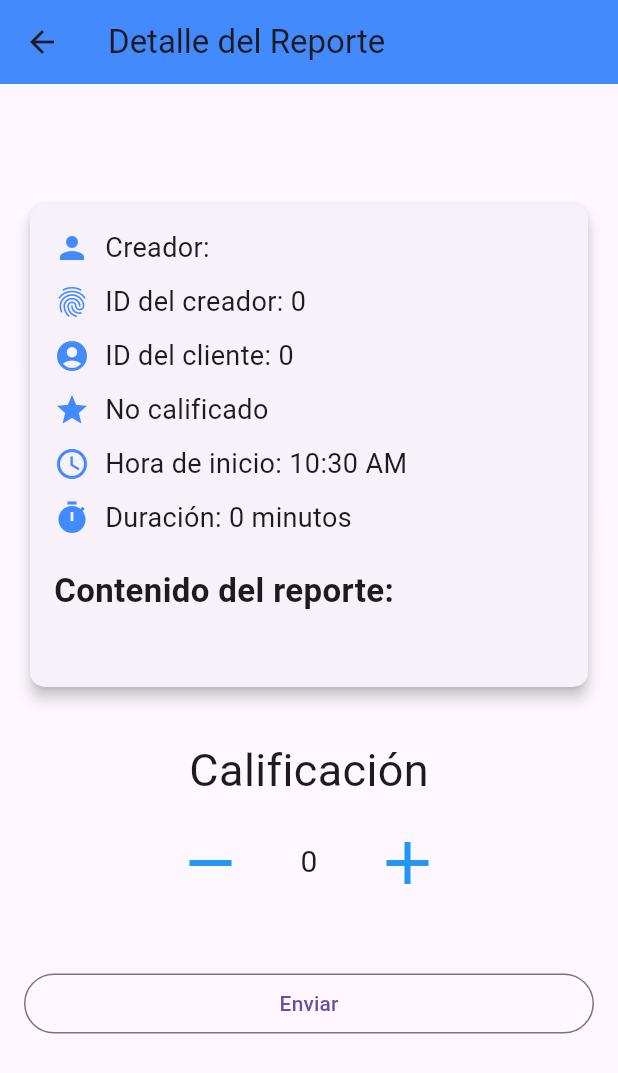
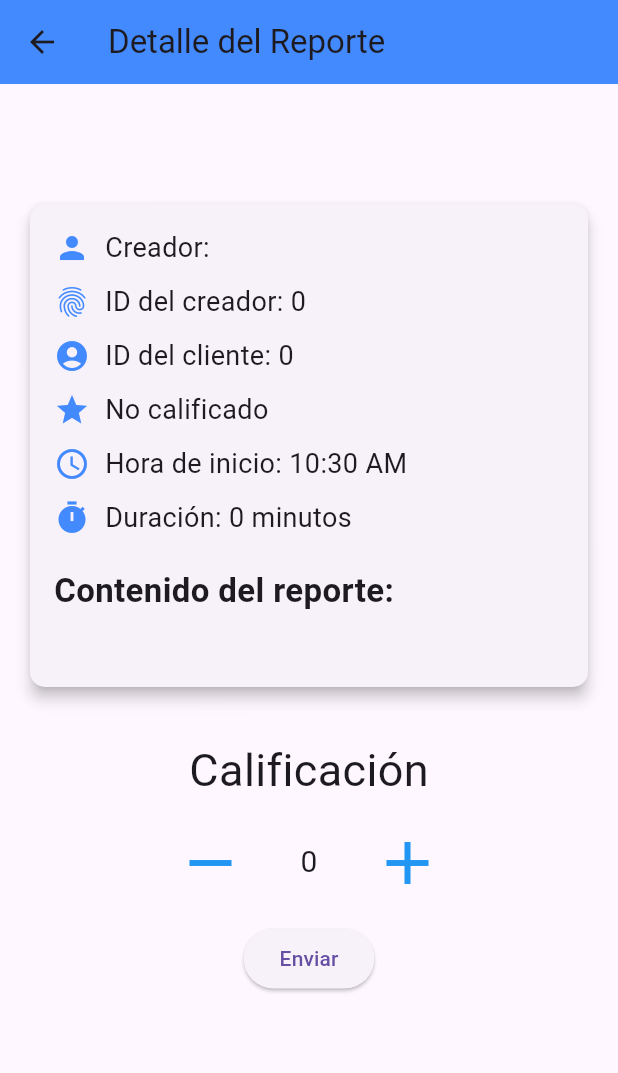
Before and after one commit to Sazumo203/Proyecto_En_Clase_Movil, a Flutter app: the ReporteViewUc screen opened directly with empty values, on a phone screen of 412 x 824 dp. Shown: the top 1073 px of the screen. Run offline on Flutter 3.47's test engine with Material 3 defaults, Android fonts, the phone set to English and light mode, and no system bars; our stand-ins replace get; missing offline and left inert: dart:html.

Commit message:
arreglos sugeridos por el profesor

```diff
--- a/proyecto_1/lib/ui/pages/controllers/login_controller.dart
+++ b/proyecto_1/lib/ui/pages/controllers/login_controller.dart
@@ -1,6 +1,5 @@
 import 'package:get/get.dart';
 import 'package:proyecto_1/domain/models/Usuarios.dart';
-import 'package:proyecto_1/ui/pages/controllers/Report_controller.dart';
 import 'package:proyecto_1/ui/pages/controllers/User_controller.dart';
 
 class LoginController extends GetxController {
--- a/proyecto_1/lib/ui/pages/pages/login.dart
+++ b/proyecto_1/lib/ui/pages/pages/login.dart
@@ -1,8 +1,8 @@
 import 'package:flutter/material.dart';
 import 'package:get/get.dart';
 import 'package:proyecto_1/ui/pages/controllers/login_controller.dart';
-import 'package:proyecto_1/ui/pages/pages/main_uc.dart';
 import 'package:proyecto_1/ui/pages/pages/report_list.dart';
+import 'package:proyecto_1/ui/pages/pages/report_list_uc.dart';
 
 class LoginScreen extends StatefulWidget {
   const LoginScreen({super.key});
@@ -78,8 +78,8 @@ class _LoginScreenState extends State<LoginScreen> {
                         if (await loginController.login(
                             _emailController.text, _passwordController.text)) {
                           if (loginController.rol == "uc") {
-                            Get.offAll(const MainUcScreen(
-                              key: Key('MainUcScreen'),
+                            Get.offAll(const ReportListUc(
+                              key: Key('ReportListUc'),
                             ));
                           } else if (loginController.rol == "us") {
                             Get.offAll(const Reportlist(
--- a/proyecto_1/lib/ui/pages/pages/main_uc.dart
+++ b/proyecto_1/lib/ui/pages/pages/main_uc.dart
@@ -22,7 +22,8 @@ class _MainUcScreenState extends State<MainUcScreen> {
   Widget build(BuildContext context) {
     return Scaffold(
       resizeToAvoidBottomInset: false,
-      appBar: AppBar(title: const Text("Bienvenido, Administrador"), actions: [
+      appBar: AppBar(title: const Text("Bienvenido, Administrador"),
+      actions: [
         IconButton(
             icon: const Icon(Icons.exit_to_app),
             onPressed: () {
--- a/proyecto_1/lib/ui/pages/pages/users_list_uc.dart
+++ b/proyecto_1/lib/ui/pages/pages/users_list_uc.dart
@@ -17,7 +17,7 @@ class _UsersListUc extends State<UsersListUc> {
   @override
   Widget build(BuildContext context) {
     return Scaffold(
-      appBar: AppBar(title: const Text("Usuarios"), actions: const []),
+      appBar: AppBar(title: const Text("Trabajadores"), actions: const []),
       body: Center(child: _getXlistView()),
       floatingActionButton: FloatingActionButton(
         onPressed: () async {
--- a/proyecto_1/lib/ui/pages/pages/view_report_uc.dart
+++ b/proyecto_1/lib/ui/pages/pages/view_report_uc.dart
@@ -12,8 +12,6 @@ class ReporteViewUc extends StatelessWidget {
     ReportController reportController = Get.find();
     reportController.upCal(0);
 
-
-
     return Scaffold(
       appBar: AppBar(
         title: const Text('Detalle del Reporte'),
@@ -22,6 +20,7 @@ class ReporteViewUc extends StatelessWidget {
       body: Padding(
         padding: const EdgeInsets.all(16.0),
         child: ListView(
+          shrinkWrap: true,
           // Usamos ListView para permitir desplazamiento si hay mucho contenido
           children: [
             Center(
@@ -164,7 +163,8 @@ class ReporteViewUc extends StatelessWidget {
                 const SizedBox(
                   width: 20,
                 ),
-                Obx(() => Text('${reportController.calificacion}', style: const TextStyle(fontSize: 20))),
+                Obx(() => Text('${reportController.calificacion}',
+                    style: const TextStyle(fontSize: 20))),
                 const SizedBox(
                   width: 20,
                 ),
@@ -184,15 +184,23 @@ class ReporteViewUc extends StatelessWidget {
                 )
               ],
             ),
-            const SizedBox(
-              height: 30,
-            ),
-            OutlinedButton(
-                onPressed: () {
-                  reportController.updateReport(reporte);
-                  Get.back();
-                },
-                child: const Text("Enviar")),
+            Row(
+              mainAxisAlignment: MainAxisAlignment.center,
+              children: [
+              Container(
+                width: 10,
+              ),
+              ElevatedButton(
+                  onPressed: () {
+                    reportController.updateReport(reporte);
+                    Get.back();
+                  },
+                  child: const Text("Enviar")
+              ),
+              Container(
+                width: 10,
+              ),
+            ]),
           ],
         ),
       ),
```
Also changed, not shown: proyecto_1/lib/ui/pages/pages/report_list_uc.dart (+25 -1 lines).
